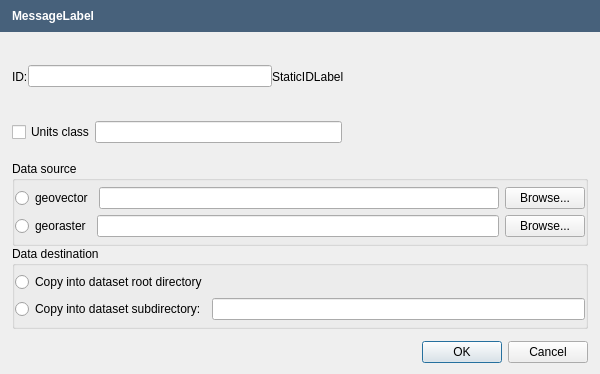
Before: the Qt Designer form src/apps/openfluid-builder/datastore/EditDatastoreItemDialog.ui in jylfc0307/OpenFluidPlus, drawn with Qt 5.
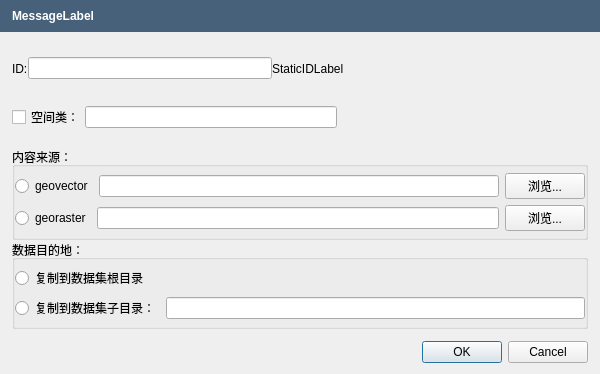
After: the same form once the commit is applied.

What changed in the file:
```diff
--- a/src/apps/openfluid-builder/datastore/EditDatastoreItemDialog.ui
+++ b/src/apps/openfluid-builder/datastore/EditDatastoreItemDialog.ui
@@ -162,7 +162,7 @@
        <item>
         <widget class="QCheckBox" name="UnitsClassCheckBox">
          <property name="text">
-          <string>Units class</string>
+          <string>空间类：</string>
          </property>
         </widget>
        </item>
@@ -203,7 +203,7 @@
      <item>
       <widget class="QGroupBox" name="DataSourceGroupBox">
        <property name="title">
-        <string>Data source</string>
+        <string>内容来源：</string>
        </property>
        <layout class="QVBoxLayout" name="verticalLayout_2">
         <property name="leftMargin">
@@ -240,7 +240,7 @@
           <item>
            <widget class="QPushButton" name="GeovectorBrowseButton">
             <property name="text">
-             <string>Browse...</string>
+             <string>浏览...</string>
             </property>
            </widget>
           </item>
@@ -268,7 +268,7 @@
           <item>
            <widget class="QPushButton" name="GeorasterBrowseButton">
             <property name="text">
-             <string>Browse...</string>
+             <string>浏览...</string>
             </property>
            </widget>
           </item>
@@ -280,7 +280,7 @@
      <item>
       <widget class="QGroupBox" name="DataDestGroupBox">
        <property name="title">
-        <string>Data destination</string>
+        <string>数据目的地：</string>
        </property>
        <layout class="QVBoxLayout" name="verticalLayout_4">
         <property name="leftMargin">
@@ -300,7 +300,7 @@
           <item>
            <widget class="QRadioButton" name="CopyRadioButton">
             <property name="text">
-             <string>Copy into dataset root directory</string>
+             <string>复制到数据集根目录</string>
             </property>
            </widget>
           </item>
@@ -311,7 +311,7 @@
           <item>
            <widget class="QRadioButton" name="CopySubdirRadioButton">
             <property name="text">
-             <string>Copy into dataset subdirectory:</string>
+             <string>复制到数据集子目录：</string>
             </property>
            </widget>
           </item>
```
